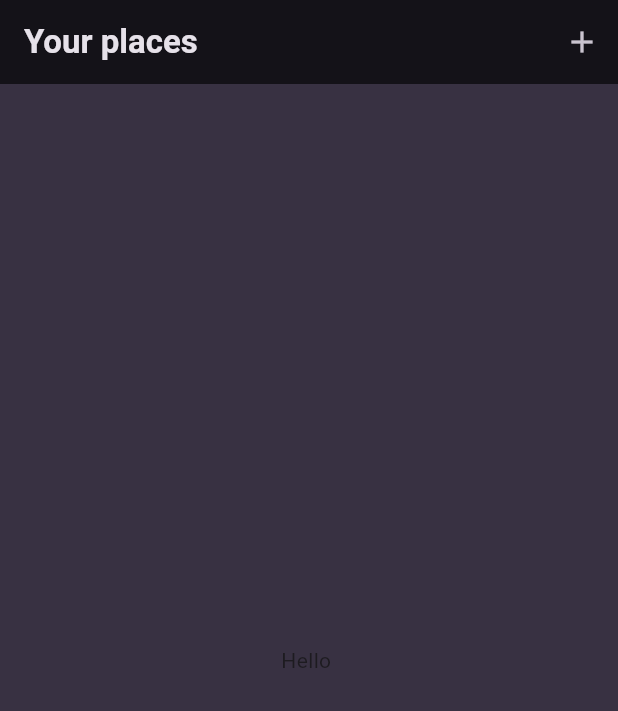
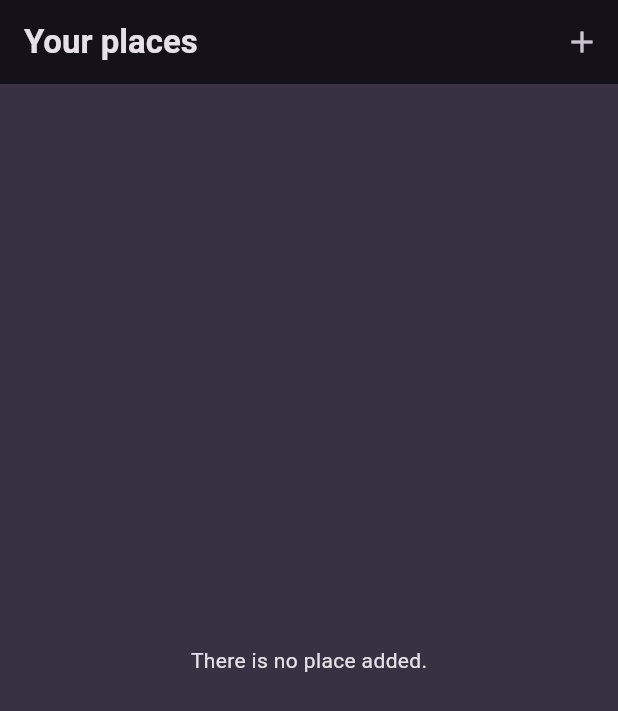
Before and after one commit to haido86/flutter-favorite-places-app, a Flutter app: the screen it shows after launch, on a phone screen of 412 x 824 dp. Shown: the top 711 px of the screen. Run offline on Flutter 3.47's test engine with Material 3 defaults, Android fonts, the phone set to English and light mode, and no system bars; our stand-ins replace google_fonts.

Commit message:
Separate the content

```diff
--- a/lib/widgets/place_list.dart
+++ b/lib/widgets/place_list.dart
@@ -19,6 +19,14 @@ class _PlaceListState extends State<PlaceList> {
 
   @override
   Widget build(BuildContext context) {
+    Widget content = Center(
+        child: Text(
+      'There is no place added.',
+      style: Theme.of(context).textTheme.bodyMedium!.copyWith(
+            color: Theme.of(context).colorScheme.onBackground,
+          ),
+    ));
+
     return Scaffold(
       appBar: AppBar(
         title: const Text(
@@ -31,7 +39,7 @@ class _PlaceListState extends State<PlaceList> {
           ),
         ],
       ),
-      body: const Center(child: Text("Hello ")),
+      body: content,
     );
   }
 }
```
